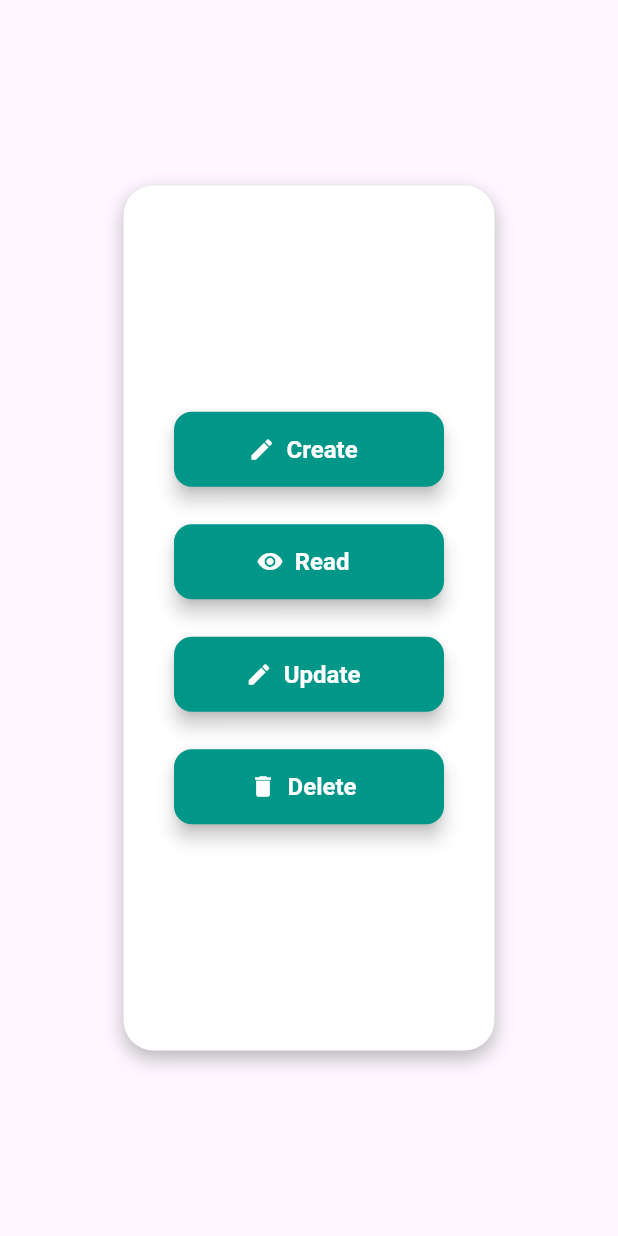
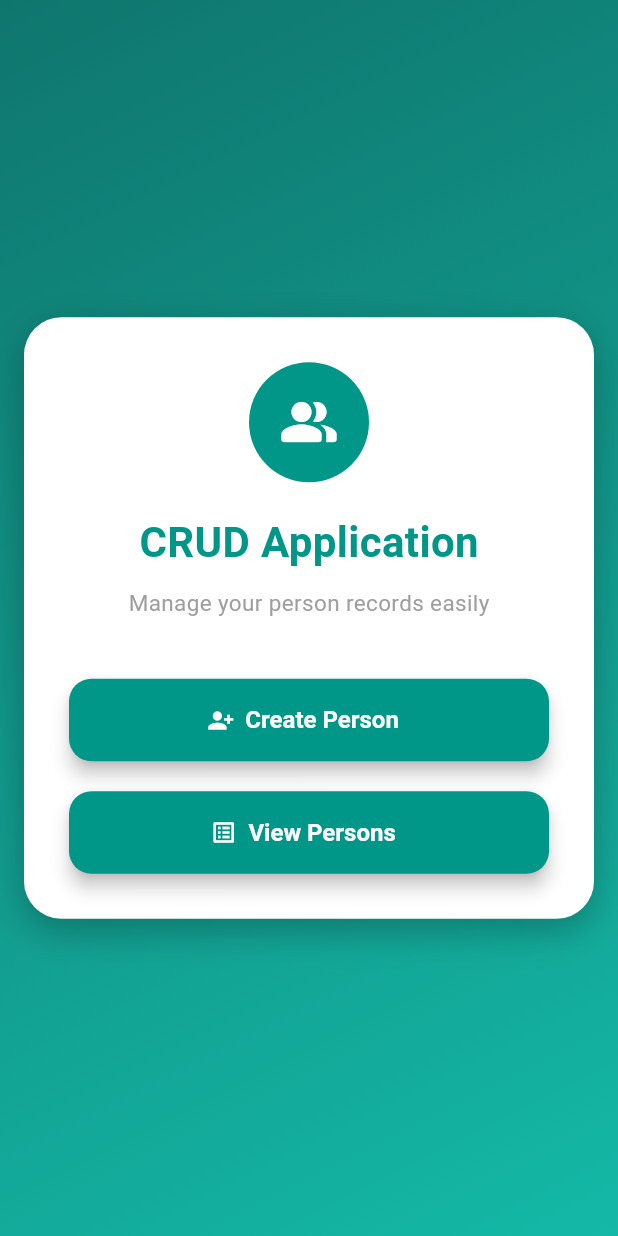
Before and after one commit to jasirpk/NodeJs, a Flutter app: the screen it shows after launch, on a phone screen of 412 x 824 dp. Run offline on Flutter 3.47's test engine with Material 3 defaults, Android fonts, the light colour scheme and no system bars.

Commit message:
home ui part updated

```diff
--- a/frontend/lib/pages/home_page.dart
+++ b/frontend/lib/pages/home_page.dart
@@ -11,53 +11,87 @@ class _HomePageState extends State<HomePage> {
   @override
   Widget build(BuildContext context) {
     return Scaffold(
-      body: Center(
+      body: Container(
+        width: double.infinity,
+        decoration: const BoxDecoration(
+          gradient: LinearGradient(
+            colors: [Color(0xff0F766E), Color(0xff14B8A6)],
+            begin: Alignment.topLeft,
+            end: Alignment.bottomRight,
+          ),
+        ),
+        child: Center(
           child: Container(
-          height: MediaQuery.sizeOf(context).height * 0.7,
-          width: MediaQuery.sizeOf(context).width * 0.6,
+            padding: const EdgeInsets.all(30),
+            width: 380,
             decoration: BoxDecoration(
               color: Colors.white,
-            borderRadius: BorderRadius.circular(20),
-            boxShadow: const [BoxShadow(color: Colors.black26, blurRadius: 10, offset: Offset(0, 5))],
+              borderRadius: BorderRadius.circular(25),
+              boxShadow: const [
+                BoxShadow(
+                  color: Colors.black26,
+                  blurRadius: 20,
+                  offset: Offset(0, 8),
+                ),
+              ],
             ),
             child: Column(
-            mainAxisAlignment: MainAxisAlignment.center,
-            spacing: 25,
+              mainAxisSize: MainAxisSize.min,
               children: [
+                const CircleAvatar(
+                  radius: 40,
+                  backgroundColor: Colors.teal,
+                  child: Icon(
+                    Icons.people_alt_rounded,
+                    color: Colors.white,
+                    size: 40,
+                  ),
+                ),
+
+                const SizedBox(height: 20),
+
+                const Text(
+                  "CRUD Application",
+                  style: TextStyle(
+                    fontSize: 28,
+                    fontWeight: FontWeight.bold,
+                    color: Colors.teal,
+                  ),
+                ),
+
+                const SizedBox(height: 10),
+
+                const Text(
+                  "Manage your person records easily",
+                  style: TextStyle(
+                    color: Colors.grey,
+                    fontSize: 15,
+                  ),
+                ),
+
+                const SizedBox(height: 40),
+
                 ElevatedButton.icon(
                   onPressed: () {
                     Navigator.pushNamed(context, '/create');
                   },
+                  icon: const Icon(Icons.person_add_alt_1),
+                  label: const Text("Create Person"),
                   style: buttonStyle(),
-                label: const Text("Create"),
-                icon: const Icon(Icons.create),
                 ),
+
+                const SizedBox(height: 20),
+
                 ElevatedButton.icon(
                   onPressed: () {
                     Navigator.pushNamed(context, '/display');
                   },
-                style: buttonStyle(),
-
-                label: const Text("Read"),
-                icon: const Icon(Icons.visibility),
-              ),
-              ElevatedButton.icon(
-                onPressed: () {
-                  // Handle button press
-                },
-                label: const Text("Update"),
-                icon: const Icon(Icons.edit),
-                style: buttonStyle(),
-              ),
-              ElevatedButton.icon(
-                onPressed: () {
-                  // Handle button press
-                },
-                label: const Text("Delete"),
-                icon: const Icon(Icons.delete),
+                  icon: const Icon(Icons.list_alt),
+                  label: const Text("View Persons"),
                   style: buttonStyle(),
                 ),
               ],
+            ),
           ),
         ),
       ),
@@ -68,10 +102,15 @@ class _HomePageState extends State<HomePage> {
     return ElevatedButton.styleFrom(
       backgroundColor: Colors.teal,
       foregroundColor: Colors.white,
-      minimumSize: const Size(180, 50),
+      minimumSize: const Size(double.infinity, 55),
       elevation: 5,
-      shape: RoundedRectangleBorder(borderRadius: BorderRadius.circular(12)),
-      textStyle: const TextStyle(fontSize: 16, fontWeight: FontWeight.bold),
+      shape: RoundedRectangleBorder(
+        borderRadius: BorderRadius.circular(15),
+      ),
+      textStyle: const TextStyle(
+        fontSize: 16,
+        fontWeight: FontWeight.bold,
+      ),
     );
   }
 }
```
Lines whose indentation alone changed are shown as unchanged.
